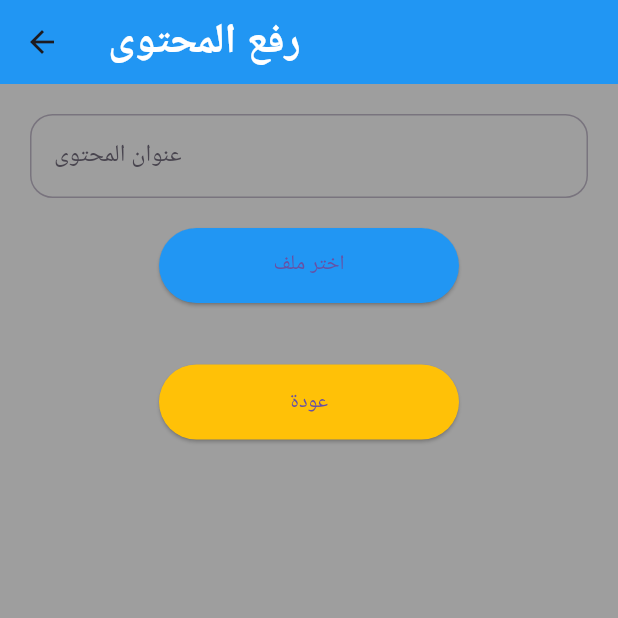
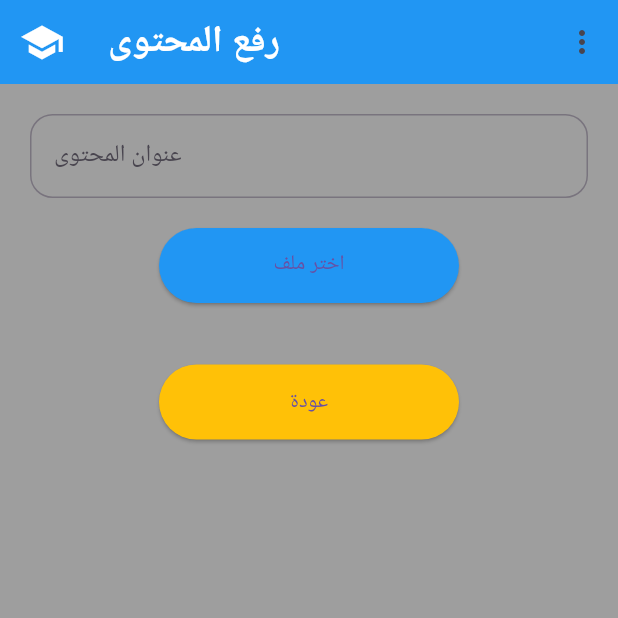
Before and after one commit to mo2605446cvg/alson_education, a Flutter app: the ContentManagementScreen screen opened by its route, on a phone screen of 412 x 824 dp, the top half of it. Run offline on Flutter 3.47's test engine with Material 3 defaults, Android fonts, the phone set to English and light mode, and no system bars; our stand-ins replace file_picker, sqflite; missing offline and left inert: excel; accounts and stored records are empty.

Commit message:
Update content_management.dart

```diff
--- a/lib/screens/admin/content_management.dart
+++ b/lib/screens/admin/content_management.dart
@@ -4,6 +4,7 @@ import 'package:alson_education/services/database_service.dart';
 import 'package:alson_education/utils/colors.dart';
 import 'package:path_provider/path_provider.dart';
 import 'dart:io';
+import 'package:alson_education/widgets/custom_appbar.dart';
 
 class ContentManagementScreen extends StatefulWidget {
   const ContentManagementScreen({super.key});
@@ -42,10 +43,7 @@ class _ContentManagementScreenState extends State<ContentManagementScreen> {
   @override
   Widget build(BuildContext context) {
     return Scaffold(
-      appBar: AppBar(
-        title: Text('رفع المحتوى', style: TextStyle(color: Colors.white, fontSize: 28, fontWeight: FontWeight.bold)),
-        backgroundColor: AppColors.primaryColor,
-      ),
+      appBar: CustomAppBar(title: 'رفع المحتوى'),
       body: Padding(
         padding: const EdgeInsets.all(20.0),
         child: Column(
@@ -58,14 +56,20 @@ class _ContentManagementScreenState extends State<ContentManagementScreen> {
             ElevatedButton(
               onPressed: _uploadContent,
               child: Text('اختر ملف'),
-              style: ElevatedButton.styleFrom(primary: AppColors.primaryColor, minimumSize: Size(200, 50)),
+              style: ElevatedButton.styleFrom(
+                backgroundColor: AppColors.primaryColor,
+                minimumSize: Size(200, 50),
+              ),
             ),
             Text('الصيغ المدعومة: PDF, صور (PNG, JPG), نصوص (TXT)', style: TextStyle(fontSize: 14, color: Colors.grey)),
             SizedBox(height: 20),
             ElevatedButton(
               onPressed: () => Navigator.pushNamed(context, '/home'),
               child: Text('عودة'),
-              style: ElevatedButton.styleFrom(primary: AppColors.accentColor, minimumSize: Size(200, 50)),
+              style: ElevatedButton.styleFrom(
+                backgroundColor: AppColors.accentColor,
+                minimumSize: Size(200, 50),
+              ),
             ),
           ],
         ),
```
